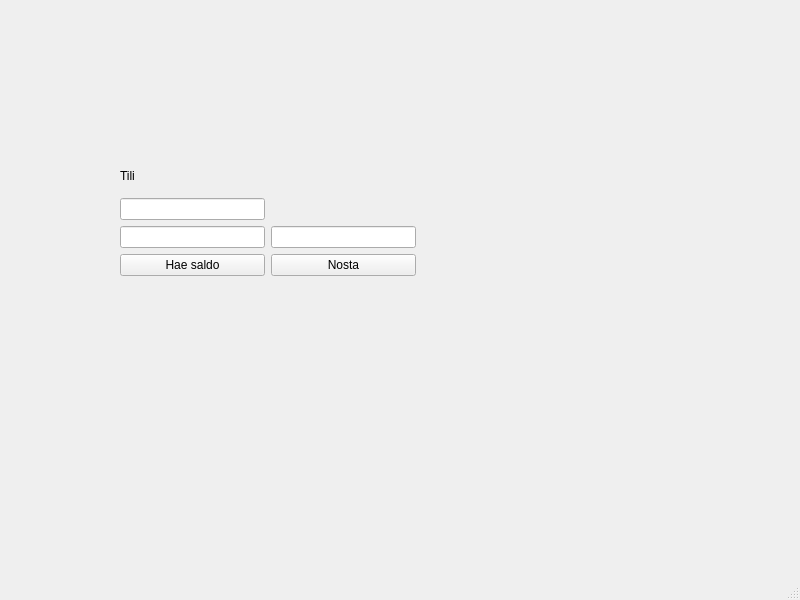
This is qt_frontend/frontend/mainwindow.ui in jerpism/banksimul_testdev as Qt 5 draws it before an edit. The edited form follows.
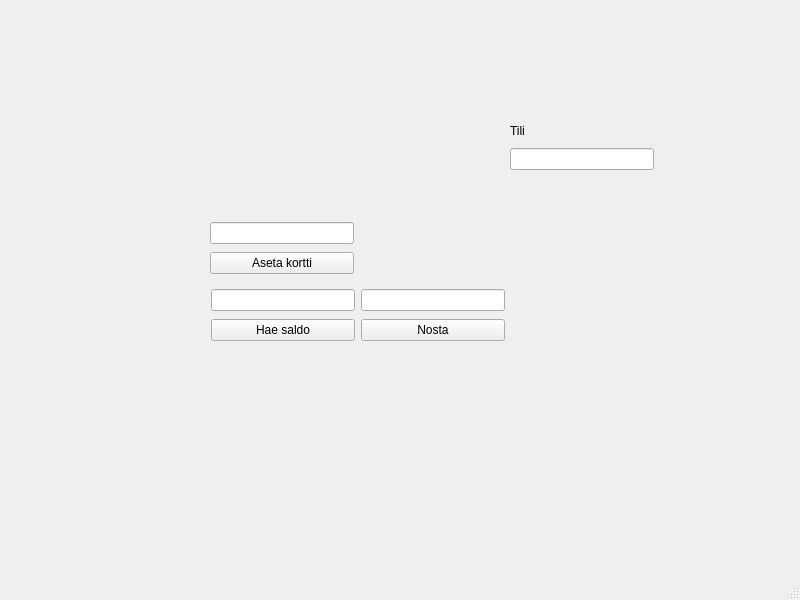
This is the edited form.

Commit message: Change functions to work based on card ID instead of account ID and add some error handling

The edit to the form file:
```diff
--- a/qt_frontend/frontend/mainwindow.ui
+++ b/qt_frontend/frontend/mainwindow.ui
@@ -17,8 +17,8 @@
    <widget class="QLabel" name="virheLabel">
     <property name="geometry">
      <rect>
-      <x>120</x>
-      <y>320</y>
+      <x>200</x>
+      <y>350</y>
       <width>361</width>
       <height>41</height>
      </rect>
@@ -30,28 +30,34 @@
    <widget class="QWidget" name="">
     <property name="geometry">
      <rect>
-      <x>120</x>
-      <y>160</y>
-      <width>296</width>
-      <height>116</height>
+      <x>210</x>
+      <y>220</y>
+      <width>144</width>
+      <height>58</height>
      </rect>
     </property>
-    <layout class="QGridLayout" name="gridLayout">
-     <item row="0" column="0">
-      <layout class="QVBoxLayout" name="verticalLayout_2">
+    <layout class="QVBoxLayout" name="verticalLayout_4">
        <item>
-        <widget class="QLabel" name="label">
+      <widget class="QLineEdit" name="cardLineEdit"/>
+     </item>
+     <item>
+      <widget class="QPushButton" name="cardPushButton">
          <property name="text">
-          <string>Tili</string>
+        <string>Aseta kortti</string>
          </property>
         </widget>
        </item>
-       <item>
-        <widget class="QLineEdit" name="accLineEdit"/>
-       </item>
-      </layout>
-     </item>
-     <item row="1" column="0">
+    </layout>
+   </widget>
+   <widget class="QWidget" name="">
+    <property name="geometry">
+     <rect>
+      <x>211</x>
+      <y>287</y>
+      <width>144</width>
+      <height>58</height>
+     </rect>
+    </property>
       <layout class="QVBoxLayout" name="verticalLayout">
        <item>
         <widget class="QLineEdit" name="lineEdit"/>
@@ -64,8 +70,16 @@
         </widget>
        </item>
       </layout>
-     </item>
-     <item row="1" column="1">
+   </widget>
+   <widget class="QWidget" name="">
+    <property name="geometry">
+     <rect>
+      <x>361</x>
+      <y>287</y>
+      <width>144</width>
+      <height>58</height>
+     </rect>
+    </property>
       <layout class="QVBoxLayout" name="verticalLayout_3">
        <item>
         <widget class="QLineEdit" name="nostoLineEdit"/>
@@ -78,6 +92,26 @@
         </widget>
        </item>
       </layout>
+   </widget>
+   <widget class="QWidget" name="">
+    <property name="geometry">
+     <rect>
+      <x>510</x>
+      <y>120</y>
+      <width>144</width>
+      <height>50</height>
+     </rect>
+    </property>
+    <layout class="QVBoxLayout" name="verticalLayout_2">
+     <item>
+      <widget class="QLabel" name="label">
+       <property name="text">
+        <string>Tili</string>
+       </property>
+      </widget>
+     </item>
+     <item>
+      <widget class="QLineEdit" name="accLineEdit"/>
      </item>
     </layout>
    </widget>
```
Lines whose indentation alone changed are shown as unchanged. The commit also changes 4 other files.
